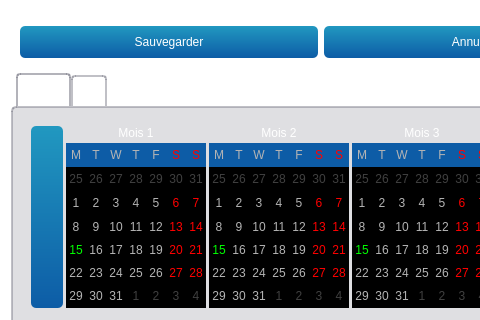
This is teraplus/client/src/editors/ParticipantWidget.ui in introlab/opentera as Qt 5 draws it before an edit; both pictures show x 0 to 480 and y 0 to 320 of the 641 by 640 pixel window. The edited form follows.
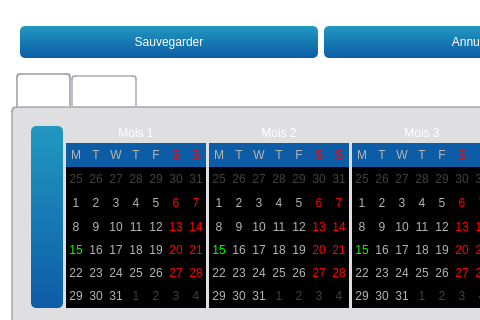
This is the edited form. Icons and pictures are not drawn. Custom widgets are drawn as their Qt base class.

```diff
--- a/teraplus/client/src/editors/ParticipantWidget.ui
+++ b/teraplus/client/src/editors/ParticipantWidget.ui
@@ -835,7 +835,7 @@
         <normaloff>:/icons/kit.png</normaloff>:/icons/kit.png</iconset>
       </attribute>
       <attribute name="title">
-       <string>Kit(s)</string>
+       <string>Appareil(s)</string>
       </attribute>
       <layout class="QVBoxLayout" name="verticalLayout_3">
        <item>
```
Left out of the diff: 8 changed lines with no effect on the pictures.
